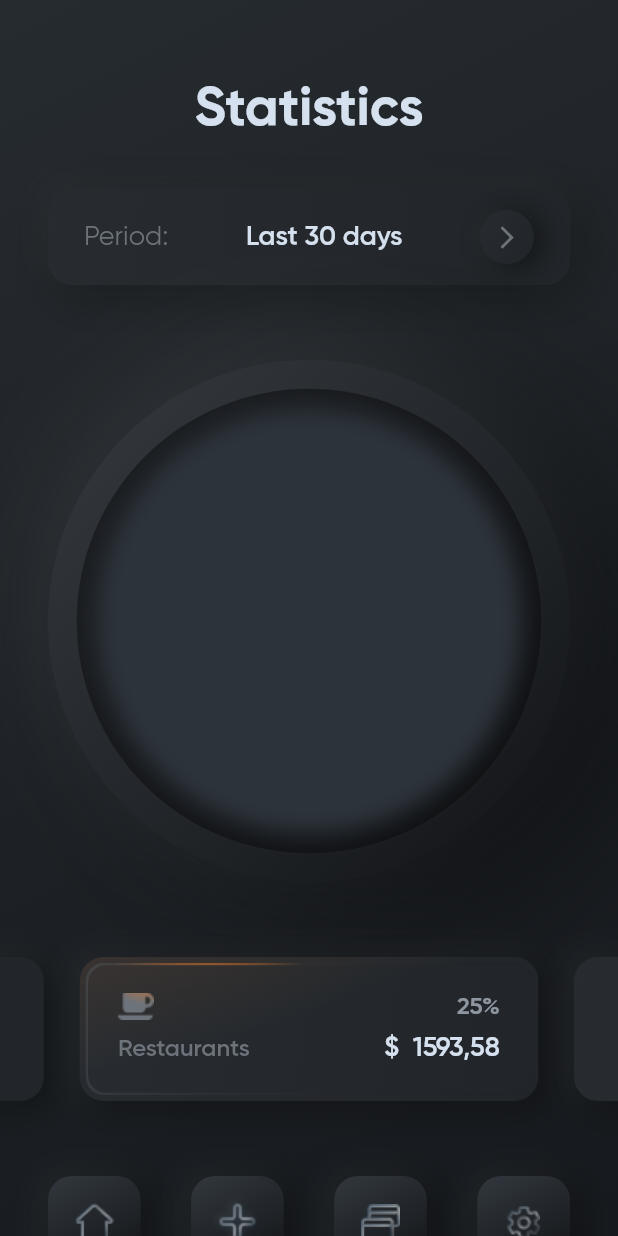
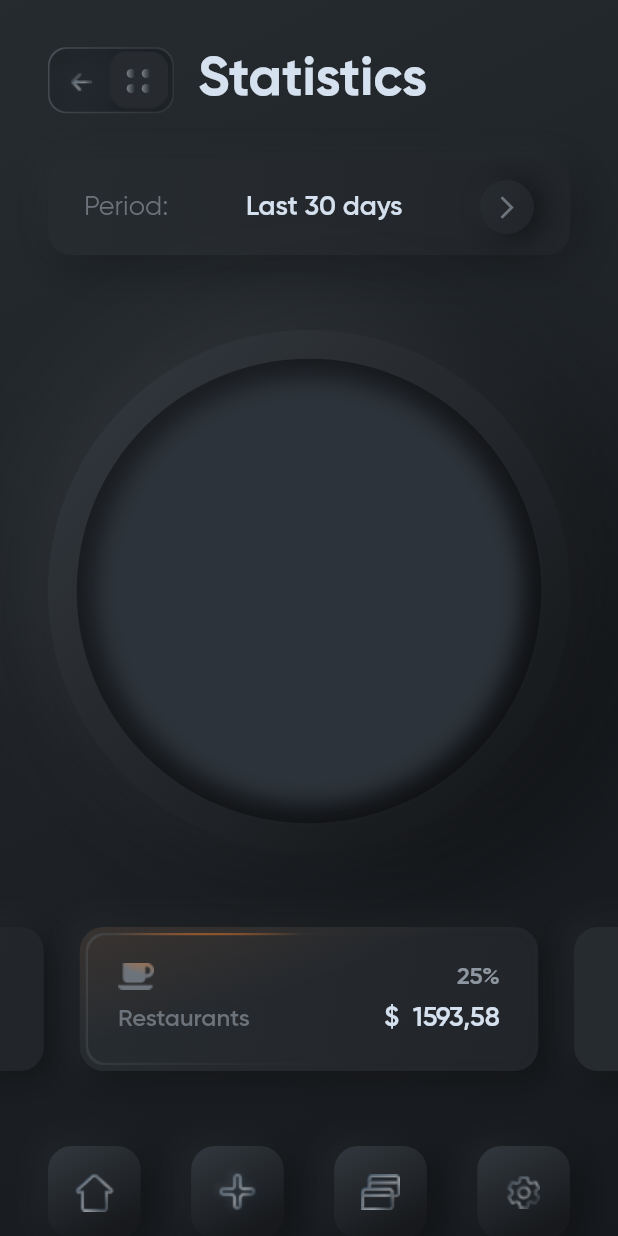
Before and after one commit to Sveta-K13/skeuomorph_mobile_banking, a Flutter app: the screen it shows after launch, on a phone screen of 412 x 824 dp. Run offline on Flutter 3.47's test engine with Material 2 defaults, Android fonts, the phone set to English and light mode, and no system bars; statements that could not run were skipped.

Commit message:
swipe button

```diff
--- a/lib/screens/statistics_screen.dart
+++ b/lib/screens/statistics_screen.dart
@@ -3,6 +3,7 @@ import 'package:skeuomorph_mobile_banking/widgets/category_card.dart';
 import 'package:skeuomorph_mobile_banking/widgets/period_card.dart';
 import 'package:skeuomorph_mobile_banking/widgets/pie_chart.dart';
 import 'package:skeuomorph_mobile_banking/widgets/sk_button.dart';
+import 'package:skeuomorph_mobile_banking/widgets/swipe_button.dart';
 
 const iconsUrl = {
   'house': 'assets/images/house_def.png',
@@ -37,18 +38,33 @@ class StatisticsScreen extends StatelessWidget {
       child: Scaffold(
         backgroundColor: Colors.transparent,
         appBar: AppBar(
-          centerTitle: true,
           elevation: 0,
           backgroundColor: Colors.transparent,
           bottom: PreferredSize(
-            preferredSize: Size(double.infinity, 40),
-            child: Text(
+            preferredSize: Size(double.infinity, 20),
+            child: Padding(
+              padding: const EdgeInsets.symmetric(horizontal: 32.0),
+              child: Row(
+                children: [
+                  Stack(
+                    children: [
+                      SwipeButton(),
+                    ],
+                  ),
+                  SizedBox(
+                    width: 16,
+                  ),
+                  Text(
                     title,
                     style: TextStyle(
                       color: Color(0xFFD6E1EF),
                       fontSize: 36,
                       fontFamily: 'Gilroy',
                       fontWeight: FontWeight.w700,
+                    ),
+                  ),
+                  Container(),
+                ],
               ),
             ),
           ),
@@ -71,7 +87,6 @@ class StatisticsScreen extends StatelessWidget {
                   diameter: screenWidth - 64,
                 ),
               ),
-              //CategoryCard(),
               _buildCarousel(context, 2),
             ],
           ),
--- /dev/null
+++ b/lib/widgets/inner_shadow.dart
@@ -0,0 +1,118 @@
+import 'package:flutter/material.dart';
+import 'package:flutter/rendering.dart';
+import 'dart:ui' as ui;
+
+class InnerShadow extends SingleChildRenderObjectWidget {
+  const InnerShadow({
+    Key key,
+    this.color,
+    this.blur,
+    this.offset,
+    Widget child,
+  }) : super(key: key, child: child);
+
+  final Color color;
+  final double blur;
+  final Offset offset;
+
+  @override
+  RenderInnerShadow createRenderObject(BuildContext context) {
+    return RenderInnerShadow()
+      ..color = color
+      ..blur = blur
+      ..offset = offset;
+  }
+
+  @override
+  void updateRenderObject(
+      BuildContext context, RenderInnerShadow renderObject) {
+    renderObject
+      ..color = color
+      ..blur = blur
+      ..offset = offset;
+  }
+}
+
+class RenderInnerShadow extends RenderProxyBox {
+  RenderInnerShadow({
+    RenderBox child,
+  }) : super(child);
+
+  @override
+  bool get alwaysNeedsCompositing => child != null;
+
+  Color _color;
+  double _blur;
+  Offset _offset;
+
+  Color get color => _color;
+  set color(Color value) {
+    if (_color == value) return;
+    _color = value;
+    markNeedsPaint();
+  }
+
+  double get blur => _blur;
+  set blur(double value) {
+    if (_blur == value) return;
+    _blur = value;
+    markNeedsPaint();
+  }
+
+  Offset get offset => _offset;
+  set offset(Offset value) {
+    if (_offset == value) return;
+    _offset = value;
+    markNeedsPaint();
+  }
+
+  @override
+  void paint(PaintingContext context, Offset offset) {
+    if (child != null) {
+      var layerPaint = Paint()..color = Colors.white;
+
+      context.canvas.saveLayer(offset & size, layerPaint);
+      context.paintChild(child, offset);
+      var shadowPaint = Paint()
+        ..blendMode = ui.BlendMode.srcATop
+        ..imageFilter = ui.ImageFilter.blur(sigmaX: blur, sigmaY: blur)
+        ..colorFilter = ui.ColorFilter.mode(color, ui.BlendMode.srcIn);
+      context.canvas.saveLayer(offset & size, shadowPaint);
+
+      var invertPaint = Paint()
+        ..colorFilter = const ui.ColorFilter.matrix([
+          1,
+          0,
+          0,
+          0,
+          0,
+          0,
+          1,
+          0,
+          0,
+          0,
+          0,
+          0,
+          1,
+          0,
+          0,
+          0,
+          0,
+          0,
+          -1,
+          255,
+        ]);
+      context.canvas.saveLayer(offset & size, invertPaint);
+      context.canvas.translate(_offset.dx, _offset.dy);
+      context.paintChild(child, offset);
+      context.canvas.restore();
+      context.canvas.restore();
+      context.canvas.restore();
+    }
+  }
+
+  @override
+  void visitChildrenForSemantics(RenderObjectVisitor visitor) {
+    if (child != null) visitor(child);
+  }
+}
--- /dev/null
+++ b/lib/widgets/swipe_button.dart
@@ -0,0 +1,158 @@
+import 'package:flutter/material.dart';
+import 'package:skeuomorph_mobile_banking/widgets/inner_shadow.dart';
+
+class SwipeButton extends StatefulWidget {
+  @override
+  _SwipeButtonState createState() => _SwipeButtonState();
+}
+
+class _SwipeButtonState extends State<SwipeButton> {
+  bool left;
+
+  @override
+  void initState() {
+    left = false;
+    super.initState();
+  }
+
+  void _swipe() {
+    setState(() {
+      left = !left;
+    });
+  }
+
+  @override
+  Widget build(BuildContext context) {
+    final background = Container(
+      padding: EdgeInsets.all(1),
+      decoration: BoxDecoration(
+        borderRadius: BorderRadius.circular(12),
+        gradient: LinearGradient(
+          begin: Alignment(-7, -5),
+          end: Alignment(5, 5),
+          colors: [
+            Color(0xFFC8D5E1).withOpacity(1.0),
+            Colors.black.withOpacity(0),
+          ],
+        ),
+      ),
+      child: InnerShadow(
+        blur: 8,
+        color: Colors.black.withOpacity(0.6),
+        offset: Offset(2, 2),
+        child: Container(
+          width: 82,
+          height: 42,
+          decoration: BoxDecoration(
+            color: Color(0xFF131416),
+            borderRadius: BorderRadius.circular(12),
+            gradient: LinearGradient(
+              // begin: Alignment(-8, -8),
+              // end: Alignment(1, 1),
+              begin: Alignment(-15, -15),
+              end: Alignment(0.5, 0.5),
+              colors: [
+                Color(0xFF6D7883),
+                Color(0xFF1E2328),
+              ],
+            ),
+          ),
+        ),
+      ),
+    );
+
+    return GestureDetector(
+      onTap: () => _swipe(),
+      child: Stack(
+        children: [
+          background,
+          Positioned(
+            top: 17,
+            left: 15,
+            child: Image.asset(
+              'assets/images/arrow_back.png',
+            ),
+          ),
+          AnimatedPositioned(
+            duration: Duration(milliseconds: 300),
+            curve: Curves.ease,
+            left: left ? 3 : 41,
+            top: 3,
+            child: Trigger(),
+          ),
+        ],
+      ),
+    );
+  }
+}
+
+class Trigger extends StatelessWidget {
+  final width = 39.0;
+
+  @override
+  Widget build(BuildContext context) {
+    return InnerShadow(
+      offset: Offset(0, -1),
+      blur: 1,
+      color: Color(0xFF181A1D),
+      child: Container(
+        width: 39,
+        height: 39,
+        decoration: BoxDecoration(
+          color: Color(0xFF272B30),
+          borderRadius: BorderRadius.circular(11),
+          boxShadow: [
+            BoxShadow(
+              offset: Offset(-4, -4),
+              blurRadius: 16,
+              color: Color(0xFFFFFFFF).withOpacity(0.01),
+            ),
+            BoxShadow(
+              offset: Offset(5, 2),
+              blurRadius: 16,
+              color: Color(0xFF2C3034).withOpacity(0.01),
+            ),
+          ],
+        ),
+        child: Center(
+          child: Column(
+            mainAxisAlignment: MainAxisAlignment.center,
+            children: [
+              Row(
+                mainAxisAlignment: MainAxisAlignment.center,
+                children: [
+                  _buildCircle(),
+                  _buildCircle(),
+                ],
+              ),
+              Row(
+                mainAxisAlignment: MainAxisAlignment.center,
+                children: [
+                  _buildCircle(),
+                  _buildCircle(),
+                ],
+              ),
+            ],
+          ),
+        ),
+      ),
+    );
+  }
+
+  Widget _buildCircle() {
+    return Container(
+      width: 6,
+      height: 6,
+      margin: EdgeInsets.all(2),
+      decoration: BoxDecoration(
+        borderRadius: BorderRadius.circular(3),
+        gradient: LinearGradient(
+          colors: [
+            Color(0xFF798188),
+            Color(0xFF1F2328),
+          ],
+        ),
+      ),
+    );
+  }
+}
--- a/pubspec.yaml
+++ b/pubspec.yaml
@@ -57,6 +57,8 @@ flutter:
     - assets/images/cross_pressed.png
     - assets/images/cards_def.png
     - assets/images/cards_pressed.png
+    - assets/images/arrow_back.png
+
   # assets:
   #   - images/a_dot_burr.jpeg
   #   - images/a_dot_ham.jpeg
```
Also changed, not shown: assets/images/arrow_back.png (added). Lines whose indentation alone changed are shown as unchanged.
